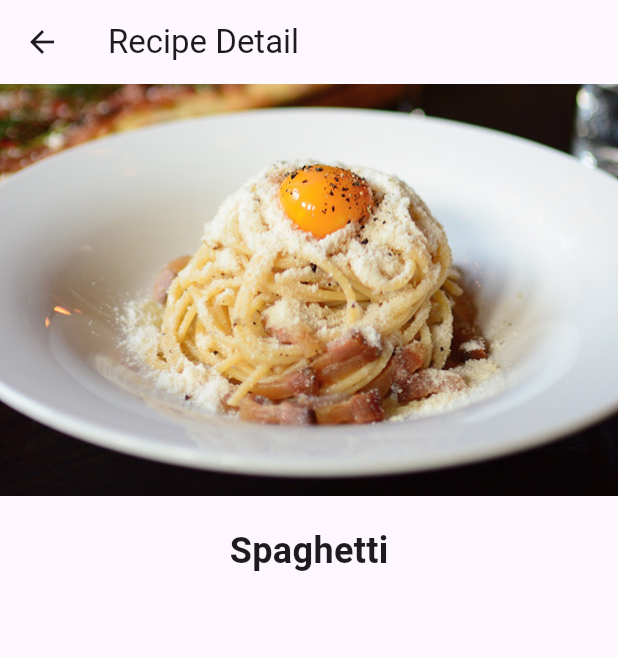
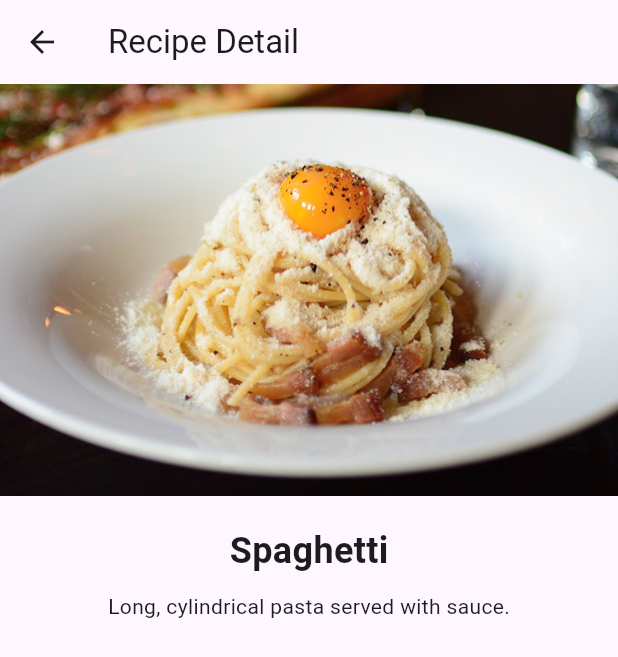
Before and after one commit to Lloyd49/Recipe, a Flutter app: the screen it shows after launch, after a tap on "Spaghetti", on a phone screen of 412 x 824 dp. Shown: the top 657 px of the screen. Run offline on Flutter 3.47's test engine with Material 3 defaults, Android fonts, the phone set to English and light mode, and no system bars.

Commit message:
Finish your commit message below

```diff
--- a/lib/Model/recipe.dart
+++ b/lib/Model/recipe.dart
@@ -1,17 +1,18 @@
 class Recipe {
   String imgLabel;
   String imageUrl;
+  String description;
 
-  Recipe(this.imgLabel, this.imageUrl);
+  Recipe(this.imgLabel, this.imageUrl, this.description);
 
   static List<Recipe> samples = [
-    Recipe('Spaghetti', 'assets/images/spaghetti.webp'),
-    Recipe('Beef Steak', 'assets/images/beaf.webp'),
-    Recipe('Fish Curry', 'assets/images/fishcurry.webp'),
-    Recipe('Pad Thai', 'assets/images/padthai.webp'),
-    Recipe('Larb', 'assets/images/larb.webp'),
-    Recipe('Pumpkin Curry', 'assets/images/pumpkincurry.webp'),
-    Recipe('Salad', 'assets/images/salad.webp'),
+    Recipe('Spaghetti', 'assets/images/spaghetti.webp', 'Long, cylindrical pasta served with sauce.'),
+    Recipe('Beef Steak', 'assets/images/beaf.webp', 'Flat cut of beef, grilled or pan-fried.'),
+    Recipe('Fish Curry', 'assets/images/fishcurry.webp', 'Fish pieces cooked in a spiced, aromatic sauce.'),
+    Recipe('Pad Thai', 'assets/images/padthai.webp', 'Stir-fried rice noodles with egg, tofu, and savory, sweet, and sour flavors.'),
+    Recipe('Larb', 'assets/images/larb.webp', 'Spicy minced meat salad seasoned with lime, fish sauce, and herbs.'),
+    Recipe('Pumpkin Curry', 'assets/images/pumpkincurry.webp', 'Curry dish where pumpkin or squash is the main ingredient.'),
+    Recipe('Salad', 'assets/images/salad.webp', 'Mixed raw vegetables, usually served with dressing.'),
   ];
 
 }
--- a/lib/recipe-detail.dart
+++ b/lib/recipe-detail.dart
@@ -22,6 +22,8 @@ class RecipeDetail extends StatelessWidget {
                 fontWeight: FontWeight.bold,
               ),
             ),
+            const SizedBox(height: 10.0),
+            Text(recipe.description),
           ],
         ),
       ),
```
